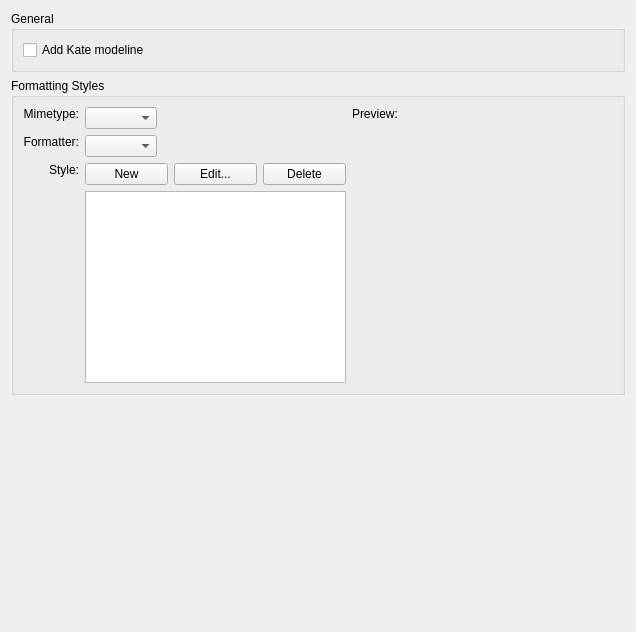
The window that shell/settings/sourceformattersettings.ui (KDE/kdevelop) describes before a commit, drawn with Qt 5.
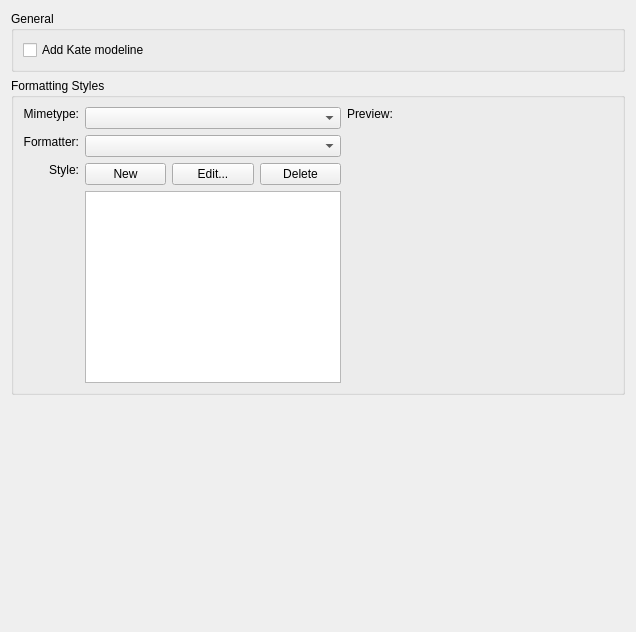
The same window after the commit. Custom widgets are drawn as their Qt base class.

Commit message: Fix naming of the widgets a bit.

```diff
--- a/shell/settings/sourceformattersettings.ui
+++ b/shell/settings/sourceformattersettings.ui
@@ -64,20 +64,7 @@
       <item row="0" column="1">
        <layout class="QHBoxLayout" name="horizontalLayout_2">
         <item>
-         <widget class="KComboBox" name="cbLanguagesStyle"/>
-        </item>
-        <item>
-         <spacer name="horizontalSpacer">
-          <property name="orientation">
-           <enum>Qt::Horizontal</enum>
-          </property>
-          <property name="sizeHint" stdset="0">
-           <size>
-            <width>40</width>
-            <height>20</height>
-           </size>
-          </property>
-         </spacer>
+         <widget class="KComboBox" name="cbLanguages"/>
         </item>
        </layout>
       </item>
@@ -129,19 +116,6 @@
         <item>
          <widget class="KComboBox" name="cbFormatters"/>
         </item>
-        <item>
-         <spacer name="horizontalSpacer_2">
-          <property name="orientation">
-           <enum>Qt::Horizontal</enum>
-          </property>
-          <property name="sizeHint" stdset="0">
-           <size>
-            <width>40</width>
-            <height>20</height>
-           </size>
-          </property>
-         </spacer>
-        </item>
        </layout>
       </item>
       <item row="2" column="0">
```
Left out of the diff: 5 changed lines with no effect on the pictures.
